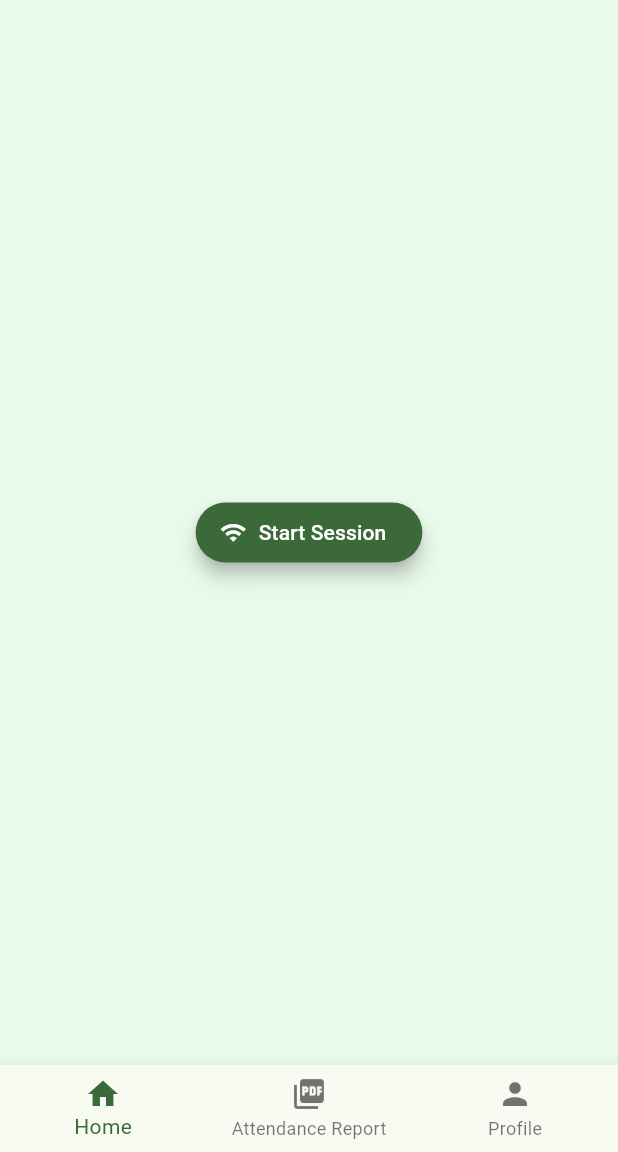
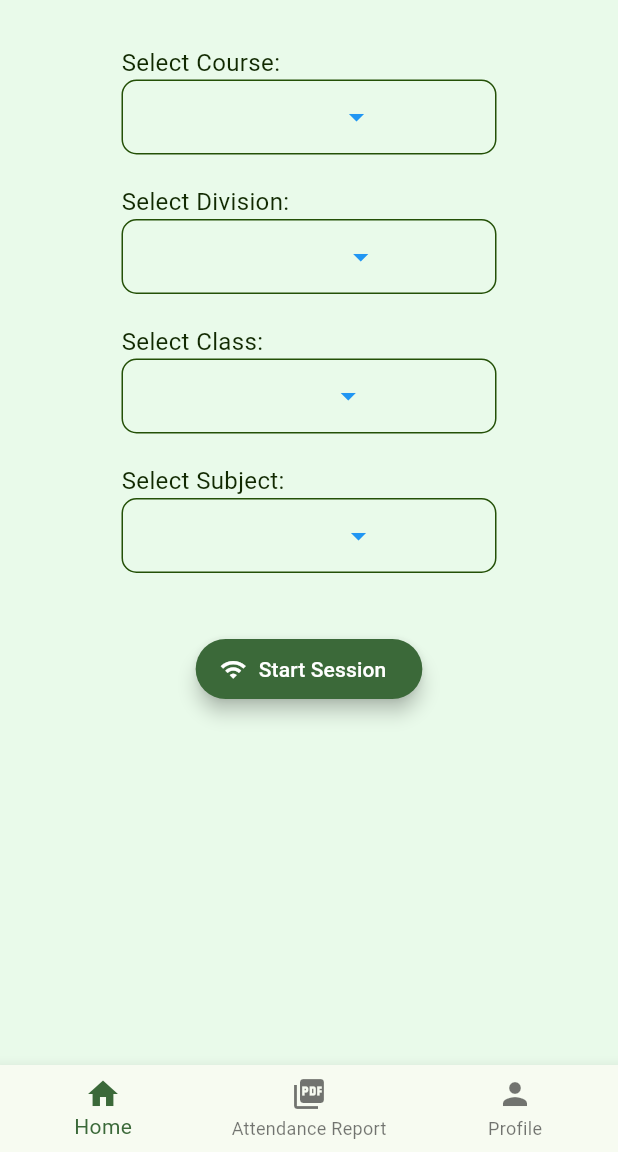
Before and after one commit to smit-joshi814/eAttendance, a Flutter app: the ScreenNavigator screen opened directly, on a phone screen of 412 x 824 dp, the part 84-1236 px from its top. Run offline on Flutter 3.47's test engine with Material 2 defaults, Android fonts, the phone set to English and light mode, and no system bars; our stand-ins replace cloud_firestore, firebase_auth, firebase_core, get, permission_handler, shared_preferences; accounts and stored records are empty.

Commit message:
home page edit

```diff
--- a/lib/screens/home/home_screen.dart
+++ b/lib/screens/home/home_screen.dart
@@ -8,8 +8,91 @@ class Home extends StatefulWidget {
   State<Home> createState() => _HomeState();
 }
 
+class RoundedDropdown<T> extends StatelessWidget {
+  final String label;
+  final T? value;
+  final List<DropdownMenuItem<T>> items;
+  final ValueChanged<T?> onChanged;
+
+  RoundedDropdown({
+    required this.label,
+    required this.value,
+    required this.items,
+    required this.onChanged,
+  });
+
+  @override
+  Widget build(BuildContext context) {
+    return Column(
+      crossAxisAlignment: CrossAxisAlignment.start,
+      children: [
+        Text(
+          label,
+          style: TextStyle(
+            fontSize: 16,
+            color: Color.fromARGB(255, 17, 41, 1),
+          ),
+        ),
+        Container(
+          width: 250, // Set the width as per your preference
+          decoration: BoxDecoration(
+            border: Border.all(color: Color.fromARGB(255, 36, 80, 7), width: 1),
+            borderRadius: BorderRadius.circular(10),
+          ),
+          child: Row(
+            mainAxisAlignment: MainAxisAlignment.center,
+            children: [
+              DropdownButtonHideUnderline(
+                child: DropdownButton<T>(
+                  value: value,
+                  items: items,
+                  onChanged: onChanged,
+                  style: TextStyle(
+                    fontSize: 16,
+                    color: Colors.black,
+                  ),
+                  icon: Icon(Icons.arrow_drop_down, color: Colors.blue),
+                ),
+              ),
+            ],
+          ),
+        ),
+      ],
+    );
+  }
+}
+
 class _HomeState extends State<Home> {
   final FirebaseFirestore fb = FirebaseFirestore.instance;
+
+  String? selectedCourse;
+  String? selectedDivision;
+  String? selectedClass;
+  String? selectedSubject;
+
+  List<DropdownMenuItem<String>> courses = [
+    DropdownMenuItem(child: Text('Course 1'), value: 'course_1'),
+    DropdownMenuItem(child: Text('Course 2'), value: 'course_2'),
+    DropdownMenuItem(child: Text('Course 3'), value: 'course_3'),
+  ];
+
+  List<DropdownMenuItem<String>> div = [
+    DropdownMenuItem(child: Text('Division 1'), value: 'div_1'),
+    DropdownMenuItem(child: Text('Division 2'), value: 'div_2'),
+    DropdownMenuItem(child: Text('Division 3'), value: 'div_3'),
+  ];
+
+  List<DropdownMenuItem<String>> classes = [
+    DropdownMenuItem(child: Text('Class 1'), value: 'class_1'),
+    DropdownMenuItem(child: Text('Class 2'), value: 'class_2'),
+    DropdownMenuItem(child: Text('Class 3'), value: 'class_3'),
+  ];
+
+  List<DropdownMenuItem<String>> subjects = [
+    DropdownMenuItem(child: Text('Subject 1'), value: 'subject_1'),
+    DropdownMenuItem(child: Text('Subject 2'), value: 'subject_2'),
+    DropdownMenuItem(child: Text('Subject 3'), value: 'subject_3'),
+  ];
 
   @override
   void initState() {
@@ -19,10 +102,76 @@ class _HomeState extends State<Home> {
   @override
   Widget build(BuildContext context) {
     return Center(
-      child: FilledButton.icon(
-        label: const Text('Start Session'),
-        icon: const Icon(Icons.wifi),
-        onPressed: () {},
+      child: Column(
+        children: [
+          SizedBox(height: 30),
+          Container(
+            width: 250,
+            child: RoundedDropdown(
+              label: 'Select Course:',
+              value: selectedCourse,
+              items: courses,
+              onChanged: (value) {
+                setState(() {
+                  selectedCourse = value;
+                });
+              },
+            ),
+          ),
+          SizedBox(height: 20),
+          Container(
+            width: 250,
+            child: RoundedDropdown(
+              label: 'Select Division:',
+              value: selectedDivision,
+              items: div,
+              onChanged: (value) {
+                setState(() {
+                  selectedDivision = value;
+                });
+              },
+            ),
+          ),
+          SizedBox(height: 20),
+          Container(
+            width: 250,
+            child: RoundedDropdown(
+              label: 'Select Class:',
+              value: selectedClass,
+              items: classes,
+              onChanged: (value) {
+                setState(() {
+                  selectedClass = value;
+                });
+              },
+            ),
+          ),
+          SizedBox(height: 20),
+          ConstrainedBox(
+            constraints: BoxConstraints(
+              maxWidth: 250,
+            ),
+            child: RoundedDropdown(
+              label: 'Select Subject:',
+              value: selectedSubject,
+              items: subjects,
+              onChanged: (value) {
+                setState(() {
+                  selectedSubject = value;
+                });
+              },
+            ),
+          ),
+
+          SizedBox(height: 40),
+          // FilledButton.icon
+
+          FilledButton.icon(
+            label: const Text('Start Session'),
+            icon: const Icon(Icons.wifi),
+            onPressed: () {},
+          ),
+        ],
       ),
     );
   }
```
